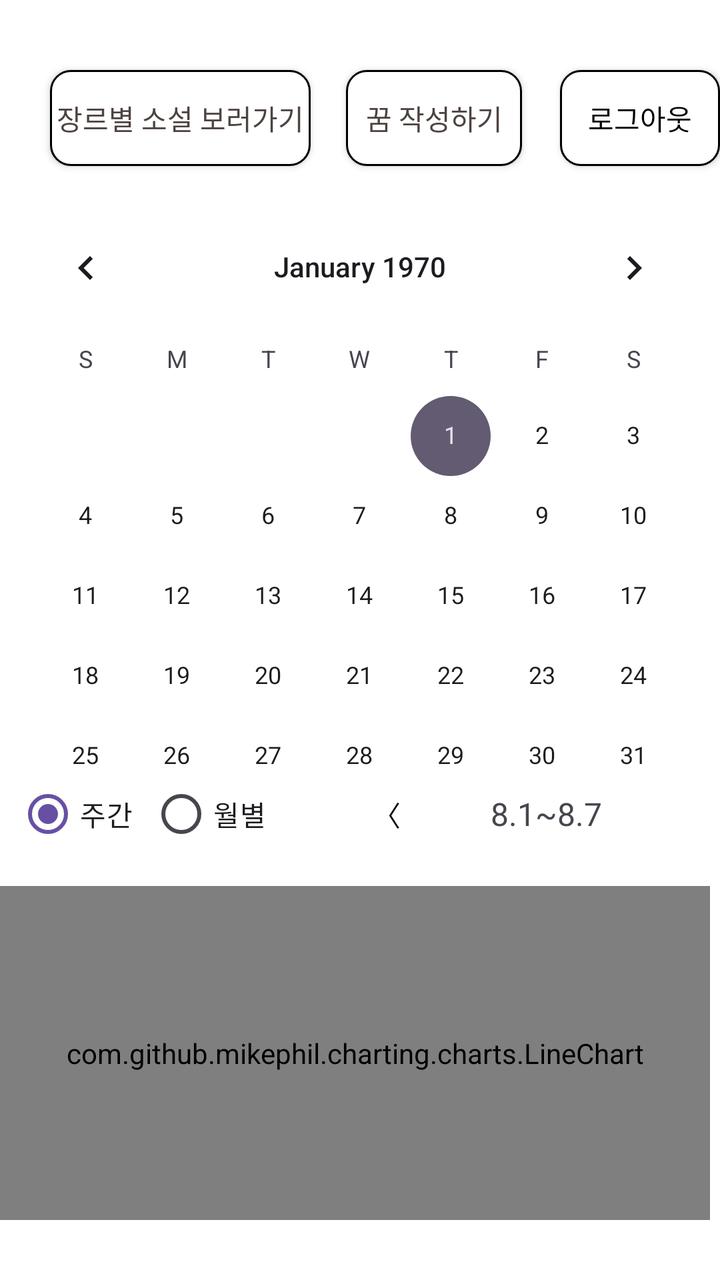
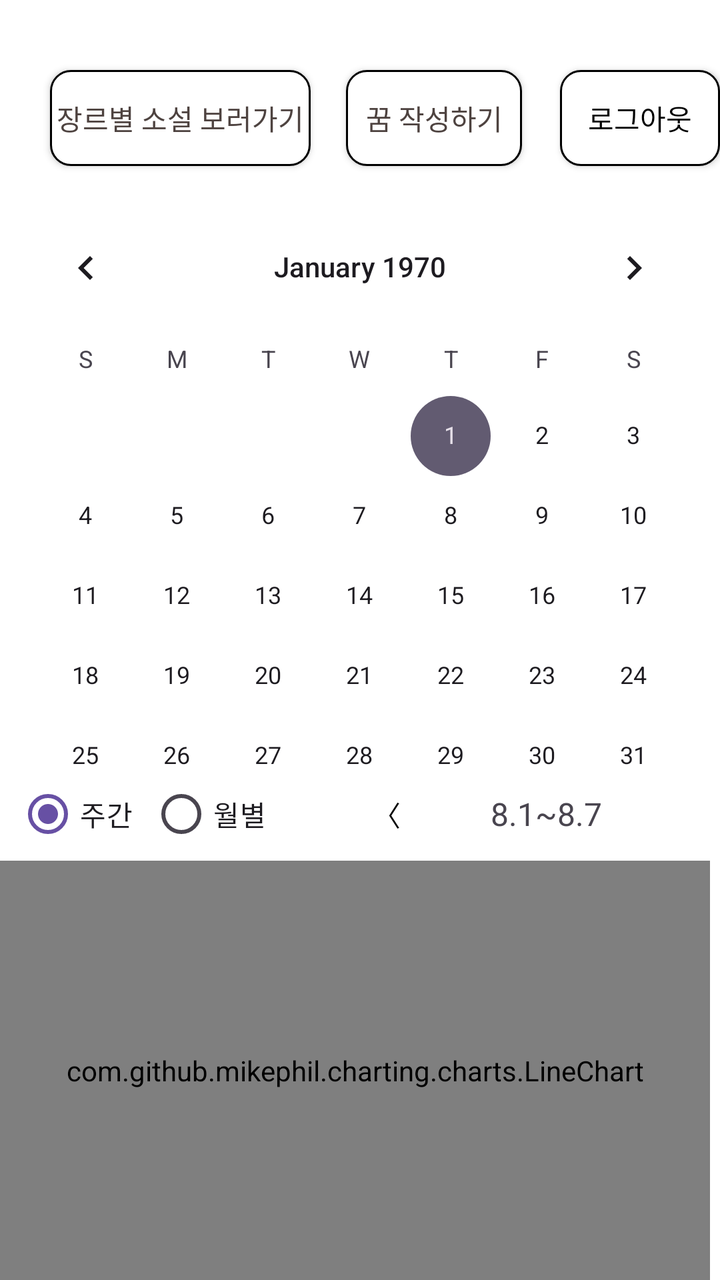

Before-and-after screenshots of an Android layout around one commit, followed by the original layout XML and the change that was made.
<!-- AndroidManifest.xml: application theme Theme.Material3.DayNight.NoActionBar -->
<!-- res/layout/activity_home.xml -->
<?xml version="1.0" encoding="utf-8"?>
<RelativeLayout xmlns:android="http://schemas.android.com/apk/res/android"
    android:layout_width="match_parent"
    android:layout_height="match_parent"
    android:background="#ffffff">


    <android.widget.Button
        android:id="@+id/btn_nov"
        android:layout_width="wrap_content"
        android:layout_height="wrap_content"
        android:layout_marginTop="35dp"
        android:layout_marginStart="25dp"
        android:background="@drawable/rounded_button_2"
        android:text=" 장르별 소설 보러가기 "
        android:textColor="#4E4340"/>

    <android.widget.Button
        android:id="@+id/buttonGoToDiary"
        android:layout_width="wrap_content"
        android:layout_height="wrap_content"
        android:layout_marginTop="35dp"
        android:layout_marginStart="173dp"
        android:text="꿈 작성하기"
        android:background="@drawable/rounded_button_2"
        android:textColor="#4E4340"/>

    <android.widget.Button
        android:id="@+id/btnLogout"
        android:layout_width="wrap_content"
        android:layout_height="wrap_content"
        android:layout_marginTop="35dp"
        android:layout_marginStart="280dp"
        android:background="@drawable/rounded_button_2"
        android:text="로그아웃"
        android:textColor="#000000"/>

    <CalendarView
        android:id="@+id/calendarView"
        android:layout_width="match_parent"
        android:layout_height="wrap_content"
        android:layout_centerHorizontal="true"
        android:layout_marginTop="100dp"/>

    <LinearLayout
        android:orientation="horizontal"
        android:gravity="center_vertical"
        android:layout_width="match_parent"
        android:layout_height="wrap_content"
        android:layout_marginTop="375dp"
        android:padding="8dp">

        <RadioGroup
            android:id="@+id/radioGroupPeriod"
            android:layout_width="wrap_content"
            android:layout_height="wrap_content"
            android:orientation="horizontal">

            <RadioButton
                android:id="@+id/radioWeekly"
                android:layout_width="wrap_content"
                android:layout_height="wrap_content"
                android:text="주간"
                android:checked="true"/>

            <RadioButton
                android:id="@+id/radioMonthly"
                android:layout_width="wrap_content"
                android:layout_height="wrap_content"
                android:text="월별"
                android:layout_marginStart="8dp"/>
        </RadioGroup>

        <Button
            android:id="@+id/btnPrev"
            android:layout_width="wrap_content"
            android:layout_height="wrap_content"
            android:text="〈"
            android:layout_marginStart="16dp"
            android:background="@android:color/transparent"
            android:textColor="@android:color/black" />
        <TextView
            android:id="@+id/tvPeriod"
            android:layout_width="wrap_content"
            android:layout_height="wrap_content"
            android:text="8.1~8.7"
            android:textSize="16sp"
            android:layout_marginStart="8dp"
            android:layout_marginEnd="8dp"/>

        <Button
            android:id="@+id/btnNext"
            android:layout_width="wrap_content"
            android:layout_height="wrap_content"
            android:text="〉"
            android:background="@android:color/transparent"
            android:textColor="@android:color/black" />
    </LinearLayout>

    <com.github.mikephil.charting.charts.LineChart
        android:id="@+id/lineChart"
        android:layout_width="match_parent"
        android:layout_height="400dp"
        android:layout_below="@id/calendarView"
        android:layout_marginTop="5dp"
        android:layout_marginEnd="5dp"
        android:layout_marginBottom="30dp" />

</RelativeLayout>
<!-- resources referenced by this layout -->
<resources>
  <!-- drawable rounded_button_2 (drawable) -->
  <?xml version="1.0" encoding="utf-8"?>
  <shape xmlns:android="http://schemas.android.com/apk/res/android">
      <solid android:color="#ffffff"/> 
      <corners android:radius="10dp"/> 
      <stroke android:color="#000000" android:width="1dp"/> 
  </shape>
</resources>

<!-- the commit's change to res/layout/activity_home.xml (unified diff, before → after) -->
@@ -50,6 +50,7 @@
         android:layout_marginTop="375dp"
         android:padding="8dp">
 
+
         <RadioGroup
             android:id="@+id/radioGroupPeriod"
             android:layout_width="wrap_content"
@@ -97,13 +98,13 @@
             android:textColor="@android:color/black" />
     </LinearLayout>
 
+
     <com.github.mikephil.charting.charts.LineChart
         android:id="@+id/lineChart"
         android:layout_width="match_parent"
         android:layout_height="400dp"
         android:layout_below="@id/calendarView"
-        android:layout_marginTop="5dp"
         android:layout_marginEnd="5dp"
-        android:layout_marginBottom="30dp" />
+        android:layout_marginTop="-8dp"/>
 
 </RelativeLayout>
